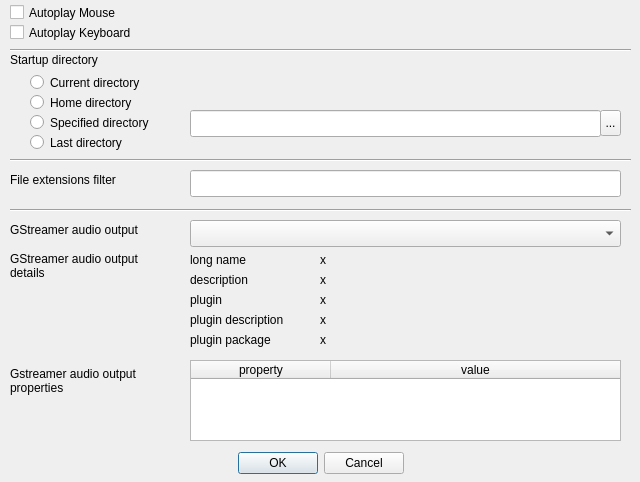
Above: ui/prefs_dial.ui from mimbert/soundbrowser before the change. Below: the same form after it.
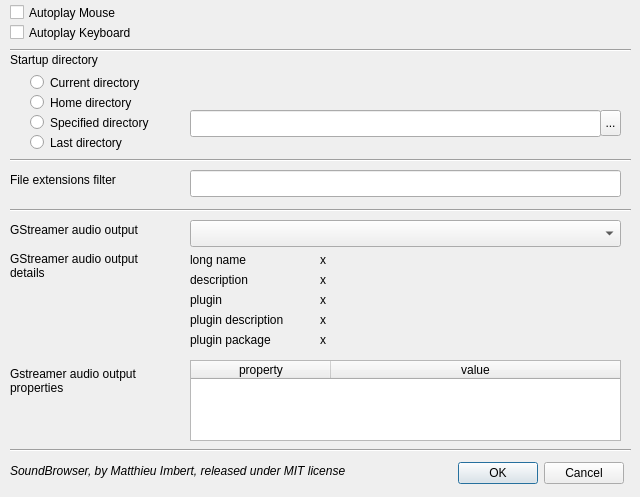
That is the form after the change. Icons and pictures are not drawn.

Commit message: add credits and license in prefs dialog

Patch:
```diff
--- a/ui/prefs_dial.ui
+++ b/ui/prefs_dial.ui
@@ -7,7 +7,7 @@
     <x>0</x>
     <y>0</y>
     <width>640</width>
-    <height>482</height>
+    <height>497</height>
    </rect>
   </property>
   <property name="sizePolicy">
@@ -29,9 +29,9 @@
   <widget class="QDialogButtonBox" name="buttonBox">
    <property name="geometry">
     <rect>
-     <x>70</x>
-     <y>450</y>
-     <width>501</width>
+     <x>450</x>
+     <y>460</y>
+     <width>181</width>
      <height>27</height>
     </rect>
    </property>
@@ -476,6 +476,39 @@
     <enum>Qt::Horizontal</enum>
    </property>
   </widget>
+  <widget class="Line" name="line_4">
+   <property name="geometry">
+    <rect>
+     <x>10</x>
+     <y>440</y>
+     <width>621</width>
+     <height>20</height>
+    </rect>
+   </property>
+   <property name="orientation">
+    <enum>Qt::Horizontal</enum>
+   </property>
+  </widget>
+  <widget class="QLabel" name="label">
+   <property name="geometry">
+    <rect>
+     <x>10</x>
+     <y>460</y>
+     <width>441</width>
+     <height>21</height>
+    </rect>
+   </property>
+   <property name="font">
+    <font>
+     <weight>50</weight>
+     <italic>true</italic>
+     <bold>false</bold>
+    </font>
+   </property>
+   <property name="text">
+    <string>SoundBrowser, by Matthieu Imbert, released under MIT license</string>
+   </property>
+  </widget>
  </widget>
  <resources>
   <include location="soundbrowser.qrc"/>
```
